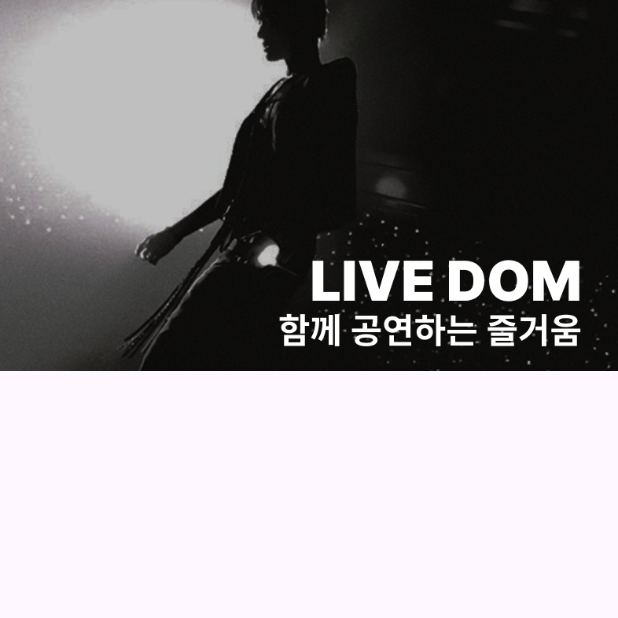
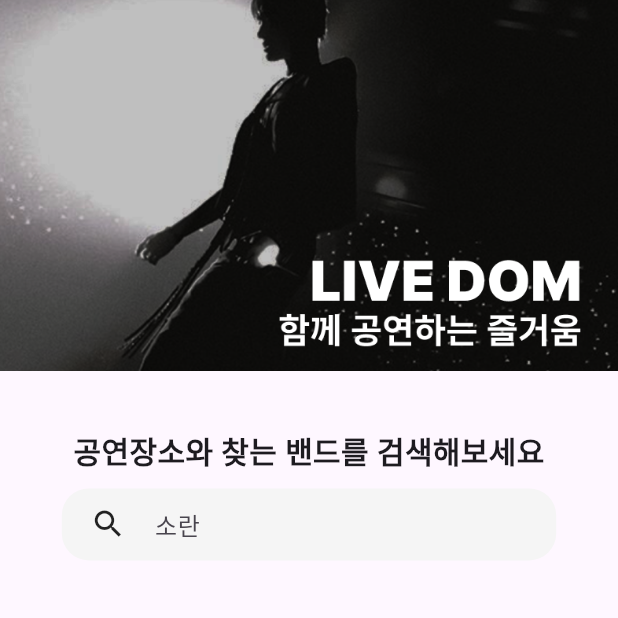
Before and after one commit to Kimjunhyuk0320/finalproject, a Flutter app: the TeamListScreen screen opened by its route, on a phone screen of 412 x 824 dp, the top half of it. Run offline on Flutter 3.47's test engine with Material 3 defaults, Android fonts, the light colour scheme and no system bars; our stand-ins replace get, google_fonts; missing offline and left inert: kakao_flutter_sdk, kakao_flutter_sdk_common; network calls fail.

Commit message:
2401162133

```diff
--- a/livedom_app/lib/screens/team/team_list.dart
+++ b/livedom_app/lib/screens/team/team_list.dart
@@ -21,6 +21,9 @@ class _TeamListScreenState extends State<TeamListScreen> {
   int _rows = 4;
   //스크롤 컨트롤러
   final ScrollController _infContoller = ScrollController();
+  //키워드 컨트롤러
+  final TextEditingController _keywordController =
+      TextEditingController(text: '');
 
   @override
   void initState() {
@@ -35,7 +38,7 @@ class _TeamListScreenState extends State<TeamListScreen> {
 
   Future getTeamList() async {
     var teamListURL =
-        'http://10.0.2.2:8080/api/team?page=${_page}&rows=${_rows}';
+        'http://10.0.2.2:8080/api/team?page=${_page}&rows=${_rows}&keyword=${_keywordController.text}';
     var parsedURI = Uri.parse(teamListURL);
     //응답
     var teamListResponse = await http.get(parsedURI);
@@ -94,6 +97,73 @@ class _TeamListScreenState extends State<TeamListScreen> {
                 ),
               ),
               Container(
+                width: double.infinity,
+                height: MediaQuery.of(context).size.height * 0.2,
+                child: Column(
+                  mainAxisAlignment: MainAxisAlignment.center,
+                  crossAxisAlignment: CrossAxisAlignment.center,
+                  children: [
+                    Text(
+                      '공연장소와 찾는 밴드를 검색해보세요',
+                      style: TextStyle(
+                        fontSize: 20.0,
+                        fontWeight: FontWeight.bold,
+                      ),
+                    ),
+                    SizedBox(
+                      height: 10.0,
+                    ),
+                    Container(
+                      width: MediaQuery.of(context).size.width * 0.8,
+                      decoration: BoxDecoration(
+                          color: Colors.grey[100],
+                          borderRadius: BorderRadius.circular(18.0)),
+                      child: Row(
+                        mainAxisAlignment: MainAxisAlignment.center,
+                        crossAxisAlignment: CrossAxisAlignment.center,
+                        children: [
+                          Container(
+                            margin: EdgeInsets.symmetric(
+                                vertical: 0.0, horizontal: 0.0),
+                            padding: EdgeInsets.symmetric(
+                                vertical: 0.0, horizontal: 0.0),
+                            width: MediaQuery.of(context).size.width * 0.15,
+                            child: Align(
+                              alignment: Alignment.center, // 아이콘을 아래로 정렬
+                              child: Icon(Icons.search),
+                            ),
+                          ),
+                          Container(
+                            margin: EdgeInsets.symmetric(
+                                vertical: 0.0, horizontal: 0.0),
+                            padding: EdgeInsets.symmetric(
+                                vertical: 0.0, horizontal: 0.0),
+                            width: MediaQuery.of(context).size.width * 0.65,
+                            child: TextField(
+                              controller: _keywordController,
+                              decoration: InputDecoration(
+                                hintText: '소란',
+                                contentPadding: EdgeInsets.only(
+                                  bottom: 0.0,
+                                ),
+                                border: InputBorder.none,
+                              ),
+                              onSubmitted: (value) {
+                                setState(() {
+                                  _page = 1;
+                                  _teamList = [];
+                                  getTeamList();
+                                });
+                              },
+                            ),
+                          ),
+                        ],
+                      ),
+                    ),
+                  ],
+                ),
+              ),
+              Container(
                 child: ListView.builder(
                   shrinkWrap: true,
                   physics: NeverScrollableScrollPhysics(),
@@ -102,9 +172,43 @@ class _TeamListScreenState extends State<TeamListScreen> {
                     if (index < _teamList.length) {
                       final item = _teamList[index];
                       return Container(
-                        height: 400.0,
+                        margin: EdgeInsets.only(bottom: 20.0),
+                        decoration: BoxDecoration(
+                            border: Border.all(
+                              width: 1.0,
+                              color: Colors.black12,
+                            ),
+                            borderRadius: BorderRadius.circular(18.0)),
+                        height: 130.0,
                         child: ListTile(
-                          title: Text(item['title']),
+                          title: Row(
+                            children: [
+                              Text(
+                                '(${item['location']})',
+                                style: TextStyle(
+                                  fontWeight: FontWeight.bold,
+                                  fontSize: 18.0,
+                                ),
+                              ),
+                              Text(
+                                '  ${item['title']}',
+                                style: TextStyle(
+                                  fontWeight: FontWeight.bold,
+                                  fontSize: 18.0,
+                                ),
+                              ),
+                            ],
+                          ),
+                          subtitle: Column(
+                            crossAxisAlignment: CrossAxisAlignment.start,
+                            children: [
+                              Text(
+                                  '일시 : ${item['liveDate']} ${item['liveStTime']} ~ ${item['liveEndTime']}'),
+                              Text('장소 : ${item['address']}'),
+                              Text(
+                                  '대관료 : ${item['price']}원(팀당 ${(item['price'] / item['capacity']).round()}원)'),
+                            ],
+                          ),
                         ),
                       );
                     } else if (_pageObject['last'] != null &&
```
